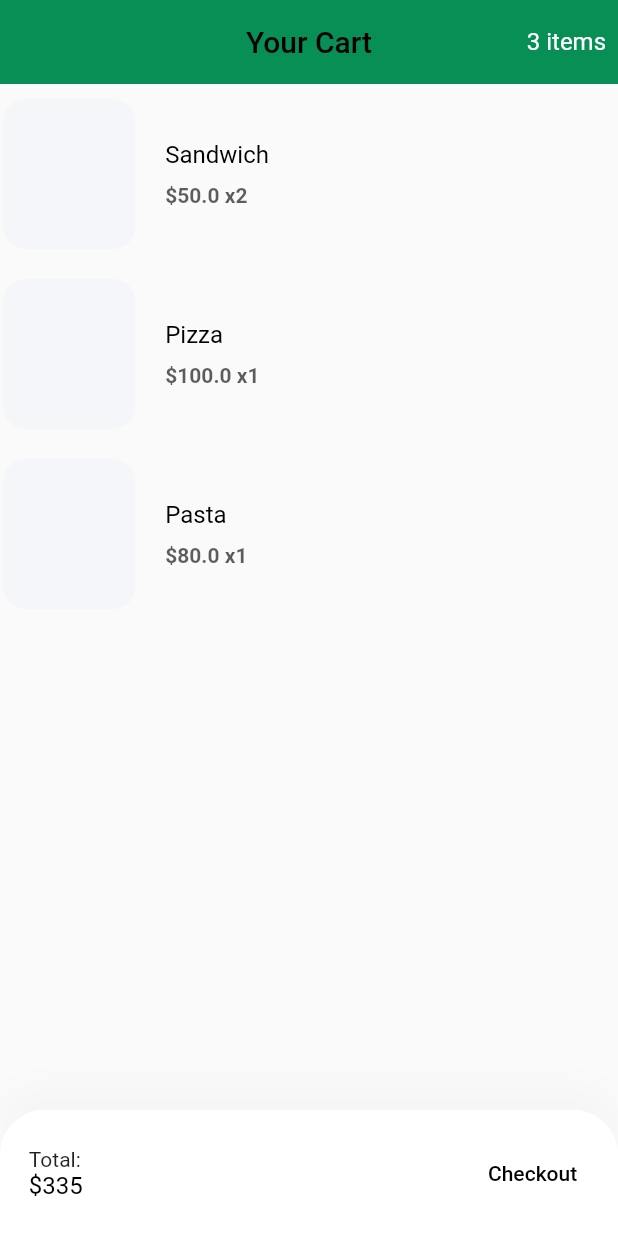
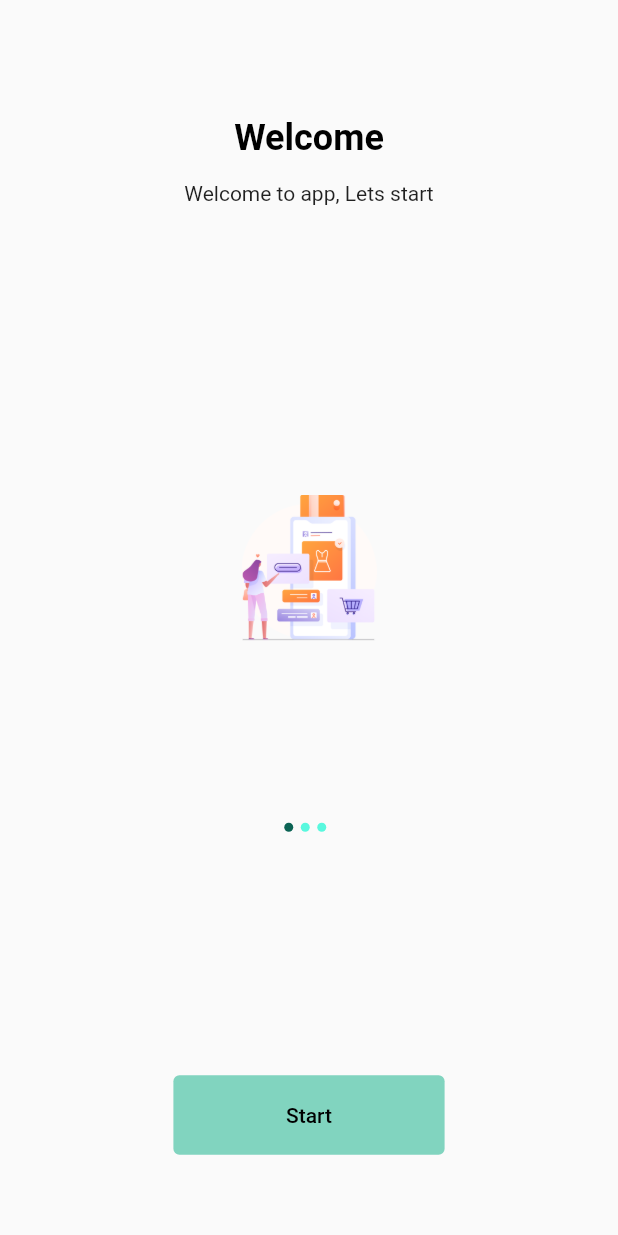
Before and after one commit to boshraelameer/checkout, a Flutter app: the screen it shows after launch, on a phone screen of 412 x 824 dp. Run offline on Flutter 3.47's test engine with Material 2 defaults, Android fonts, the phone set to English and light mode, and no system bars; missing offline and left inert: dart:js.

Commit message:
Onboarding done

```diff
--- a/lib/main.dart
+++ b/lib/main.dart
@@ -1,4 +1,6 @@
 import 'package:app/view/screens/cartscreen/cartscreen.dart';
+import 'package:app/view/screens/onboarding.dart/first_screen/splashscreen.dart';
+import 'package:app/view/screens/onboarding.dart/first_screen/screen_wid.dart';
 import 'package:flutter/material.dart';
 
 void main() {
@@ -13,7 +15,7 @@ class MyApp extends StatelessWidget {
   Widget build(BuildContext context) {
     return const MaterialApp(
       debugShowCheckedModeBanner: false,
-      home: CartScreen(),
+      home: FisrtBoarding(),
     );
   }
 }
--- a/lib/routes.dart
+++ b/lib/routes.dart
@@ -2,9 +2,11 @@ import 'dart:js';
 
 import 'package:app/view/screens/cartscreen/cartscreen.dart';
 import 'package:app/view/screens/checkout/chekoutscreeen.dart';
+import 'package:app/view/screens/onboarding.dart/first_screen/splashscreen.dart';
 import 'package:flutter/material.dart';
 
 final Map<String, WidgetBuilder> routes = {
   CartScreen.routeName: (context) => CartScreen(),
   CkeckOutScreen.routeName: (context) => CkeckOutScreen(),
+  FisrtBoarding.routeName: (context) => FisrtBoarding(),
 };
--- a/lib/view/screens/cartscreen/cart_card.dart
+++ b/lib/view/screens/cartscreen/cart_card.dart
@@ -1,4 +1,5 @@
 import 'package:app/view/screens/cartscreen/models/cart.dart';
+import 'package:app/view/screens/constrains/constansts.dart';
 import 'package:app/view/screens/cartscreen/size_config.dart';
 import 'package:flutter/material.dart';
 
@@ -12,9 +13,21 @@ class CartCard extends StatelessWidget {
 
   @override
   Widget build(BuildContext context) {
-    return Row(
+    // Text(
+    //   'Cart Items',
+    //   style: TextStyle(
+    //     color: Colors.black,
+    //   ),
+    // );
+    return Padding(
+      padding: EdgeInsets.symmetric(horizontal: 12, vertical: 20),
+      child: Container(
+        decoration: BoxDecoration(
+          color: Color.fromARGB(255, 223, 248, 242),
+          borderRadius: BorderRadius.circular(15),
+        ),
+        child: Row(
           children: [
-
             SizedBox(
               width: 88,
               child: AspectRatio(
@@ -22,15 +35,19 @@ class CartCard extends StatelessWidget {
                 child: Container(
                   padding: EdgeInsets.all(getProportionateScreenWidth(10)),
                   decoration: BoxDecoration(
-                color: const Color(0xFFF5F6F9),
+                    color: Color.fromARGB(255, 226, 227, 229),
                     borderRadius: BorderRadius.circular(15),
                   ),
-
                 ),
               ),
             ),
             const SizedBox(width: 20),
-        Column(
+            Padding(
+              padding: EdgeInsets.symmetric(
+                vertical: getProportionateScreenWidth(15),
+                horizontal: getProportionateScreenWidth(30),
+              ),
+              child: Column(
                 crossAxisAlignment: CrossAxisAlignment.start,
                 children: [
                   Text(
@@ -43,7 +60,8 @@ class CartCard extends StatelessWidget {
                     TextSpan(
                       text: "\$${cart.product.price}",
                       style: const TextStyle(
-                    fontWeight: FontWeight.w600, color: Color.fromARGB(161, 0, 0, 0)),
+                          fontWeight: FontWeight.w600,
+                          color: Color.fromARGB(161, 0, 0, 0)),
                       children: [
                         TextSpan(
                           text: " x${cart.numOfItem}",
@@ -52,8 +70,11 @@ class CartCard extends StatelessWidget {
                     ),
                   )
                 ],
+              ),
             )
           ],
+        ),
+      ),
     );
   }
 }
--- a/lib/view/screens/cartscreen/cartscreen.dart
+++ b/lib/view/screens/cartscreen/cartscreen.dart
@@ -37,7 +37,7 @@ class CartScreen extends StatelessWidget {
         ),
       ],
       centerTitle: true,
-      backgroundColor: const Color.fromARGB(255, 7, 143, 86),
+      backgroundColor: Color.fromARGB(244, 102, 235, 201),
       elevation: 0.0,
     );
   }
--- a/lib/view/screens/cartscreen/checkcard.dart
+++ b/lib/view/screens/cartscreen/checkcard.dart
@@ -18,7 +18,7 @@ class CheckoutCard extends StatelessWidget {
       ),
       // height: 174,
       decoration: BoxDecoration(
-        color: Colors.white,
+        color: Color.fromARGB(108, 129, 216, 151),
         borderRadius: const BorderRadius.only(
           topLeft: Radius.circular(30),
           topRight: Radius.circular(30),
@@ -64,7 +64,7 @@ class CheckoutCard extends StatelessWidget {
                     );
                   },
                   child: const Text('Checkout', style: TextStyle(color: Colors.black),),
-                  style: TextButton.styleFrom(),
+                  style:  TextButton.styleFrom(backgroundColor: Color.fromARGB(155, 51, 187, 153)),
                 ),
                 ]
               ),
--- a/lib/view/screens/checkout/chekoutscreeen.dart
+++ b/lib/view/screens/checkout/chekoutscreeen.dart
@@ -16,6 +16,8 @@ class CkeckOutScreen extends StatelessWidget {
           ),
         ),
         centerTitle: true,
+        backgroundColor: Color.fromARGB(244, 102, 235, 201),
+        elevation: 0.0,
       ),
       body: const SingleChildScrollView(
         padding: EdgeInsets.symmetric(horizontal: 10, vertical: 20),
--- a/lib/view/screens/checkout/confirmcard.dart
+++ b/lib/view/screens/checkout/confirmcard.dart
@@ -11,11 +11,11 @@ class ConfirmCard extends StatelessWidget {
     return Container(
       padding: EdgeInsets.symmetric(
         vertical: getProportionateScreenWidth(15),
-        horizontal: getProportionateScreenWidth(50),
+        horizontal: getProportionateScreenWidth(30),
       ),
       // height: 174,
       decoration: BoxDecoration(
-        color: Colors.white,
+        color: Color.fromARGB(108, 129, 216, 151),
         borderRadius: const BorderRadius.only(
           topLeft: Radius.circular(30),
           topRight: Radius.circular(30),
@@ -34,7 +34,10 @@ class ConfirmCard extends StatelessWidget {
           crossAxisAlignment: CrossAxisAlignment.start,
           children: [
             SizedBox(height: getProportionateScreenHeight(30)),
-            Row(mainAxisAlignment: MainAxisAlignment.spaceBetween, children: [
+            Padding(
+              padding:
+                  const EdgeInsets.symmetric(horizontal: 16.0, vertical: 16),
+              child: Row(mainAxisAlignment: MainAxisAlignment.spaceBetween, children: [
                 const Text.rich(
                   TextSpan(
                     text: "Total:\n",
@@ -95,13 +98,14 @@ class ConfirmCard extends StatelessWidget {
                           );
                         });
                   },
-                style: TextButton.styleFrom(backgroundColor: Colors.blue),
+                  style: TextButton.styleFrom(backgroundColor: Color.fromARGB(155, 51, 187, 153)),
                   child: const Text(
                     'Confirm odrder',
                     style: TextStyle(color: Colors.black),
                   ),
                 ),
               ]),
+            ),
           ],
         ),
       ),
--- /dev/null
+++ b/lib/view/screens/onboarding.dart/first_screen/screen_wid.dart
@@ -0,0 +1,114 @@
+import 'package:app/view/screens/cartscreen/cart_card.dart';
+import 'package:app/view/screens/cartscreen/cartscreen.dart';
+import 'package:app/view/screens/cartscreen/size_config.dart';
+import 'package:app/view/screens/constrains/constansts.dart';
+import 'package:app/view/screens/onboarding.dart/first_screen/splash_con.dart';
+import 'package:flutter/material.dart';
+
+class FirstWid extends StatefulWidget {
+  static String routeName = "/first";
+
+  @override
+  _FirstWidState createState() => _FirstWidState();
+}
+
+class _FirstWidState extends State<FirstWid> {
+  int pagenum = 0;
+  List<Map<String, String>> data = [
+    {
+      "text": "Welcome to app, Lets start",
+      "image": "lib/assets/images/s1.png",
+    },
+    {
+      "text": "Make orders easliy",
+      "image": "lib/assets/images/s2.png",
+    },
+    {
+      "text": "Discover app",
+      "image": "lib/assets/images/s3.png",
+    },
+  ];
+
+  @override
+  Widget build(BuildContext context) {
+    return SafeArea(
+      child: SizedBox(
+        width: double.infinity,
+        child: Column(children: <Widget>[
+          Expanded(
+            flex: 3,
+            child: PageView.builder(
+              onPageChanged: (value) {
+                setState(() {
+                  pagenum = value;
+                });
+              },
+              itemCount: data.length,
+              itemBuilder: (context, index) => SplashContect(
+                image: data[index]["image"],
+                text: data[index]['text'],
+              ),
+            ),
+          ),
+          Expanded(
+              flex: 2,
+              child: Padding(
+                padding: EdgeInsets.symmetric(
+                    horizontal: getProportionateScreenWidth(20)),
+                child: Column(
+                  children: <Widget>[
+                    Spacer(),
+                    Row(
+                      mainAxisAlignment: MainAxisAlignment.center,
+                      children:List.generate(
+                        data.length,
+                        (index) => AnimatedContainer(duration: kAnimationDuration,
+                        margin: EdgeInsets.only(right: 5),
+                        height: 6,
+                        width: 6 ,
+                        decoration: BoxDecoration(
+                          color: pagenum == index
+                                        ? Color.fromARGB(255, 11, 99, 84)
+                                        : Color.fromARGB(255, 89, 248, 222),
+                          borderRadius: BorderRadius.circular(3),
+                        ),
+                        )
+                        )
+                    ),
+                    Spacer(flex: 3,),
+                    TextButton(
+                      onPressed: () {
+                        Navigator.push(
+                          context,
+                          MaterialPageRoute(
+                            builder: ((context) => const CartScreen()),
+                          ),
+                        );
+                      },
+
+                      child:
+                      SizedBox(
+                        width: MediaQuery.sizeOf(context).width * 0.40,
+                        height: MediaQuery.sizeOf(context).width *0.09,
+                        child:  Center(
+                          child: Text(
+                            'Start',
+                            style: TextStyle(color: Colors.black),
+                          ),
+                        ),
+                      ),
+                      style: TextButton.styleFrom(
+                          backgroundColor: Color.fromARGB(155, 51, 187, 153)),
+                    ),
+
+                    Spacer(),
+                  ],
+                ),
+              )
+              )
+        ]
+        ),
+      ),
+    );
+  }
+}
--- /dev/null
+++ b/lib/view/screens/onboarding.dart/first_screen/splash_con.dart
@@ -0,0 +1,42 @@
+import 'package:app/view/screens/cartscreen/size_config.dart';
+import 'package:flutter/material.dart';
+
+class SplashContect extends StatelessWidget {
+  const SplashContect({Key? key, this.text, this.image}) : super(key: key);
+  final String? text, image;
+
+  @override
+  Widget build(BuildContext context) {
+    return Column(
+      children: <Widget>[
+        Spacer(),
+        Padding(
+          padding:  EdgeInsets.symmetric(vertical: 15, horizontal:5 ),
+          child: Text(
+            'Welcome',
+            style: TextStyle(
+              fontSize: 24,
+              color: Colors.black,
+              fontWeight: FontWeight.bold,
+            ),
+          ),
+        ),
+        Text(
+          text!,
+          textAlign: TextAlign.center,
+        ),
+        Spacer(
+          flex: 2,
+        ),
+        Padding(
+          padding: const EdgeInsets.symmetric(vertical: 16, horizontal: 30),
+          child: Image.asset(
+            image!,
+            height: 200,
+            width: 90,
+          ),
+        ),
+      ],
+    );
+  }
+}
--- /dev/null
+++ b/lib/view/screens/onboarding.dart/first_screen/splashscreen.dart
@@ -0,0 +1,17 @@
+import 'package:app/view/screens/cartscreen/size_config.dart';
+import 'package:app/view/screens/onboarding.dart/first_screen/screen_wid.dart';
+import 'package:flutter/material.dart';
+
+class FisrtBoarding extends StatelessWidget {
+  static String routeName = "/splash";
+  const FisrtBoarding({super.key});
+
+  @override
+  Widget build(BuildContext context) {
+    SizeConfig();
+    return Scaffold(
+        body: FirstWid(),
+
+        );
+  }
+}
--- a/pubspec.yaml
+++ b/pubspec.yaml
@@ -18,6 +18,5 @@ dev_dependencies:
 flutter:
   uses-material-design: true
 
-assets:
- - lib/ssets/images/1.jpg
- - lib/assets/images/download.jpg
+  assets:
+    - lib/assets/images/
```
Also changed, not shown: lib/assets/images/s1.png (added), lib/assets/images/s2.png (added), lib/assets/images/s3.png (added). Lines whose indentation alone changed are shown as unchanged.
